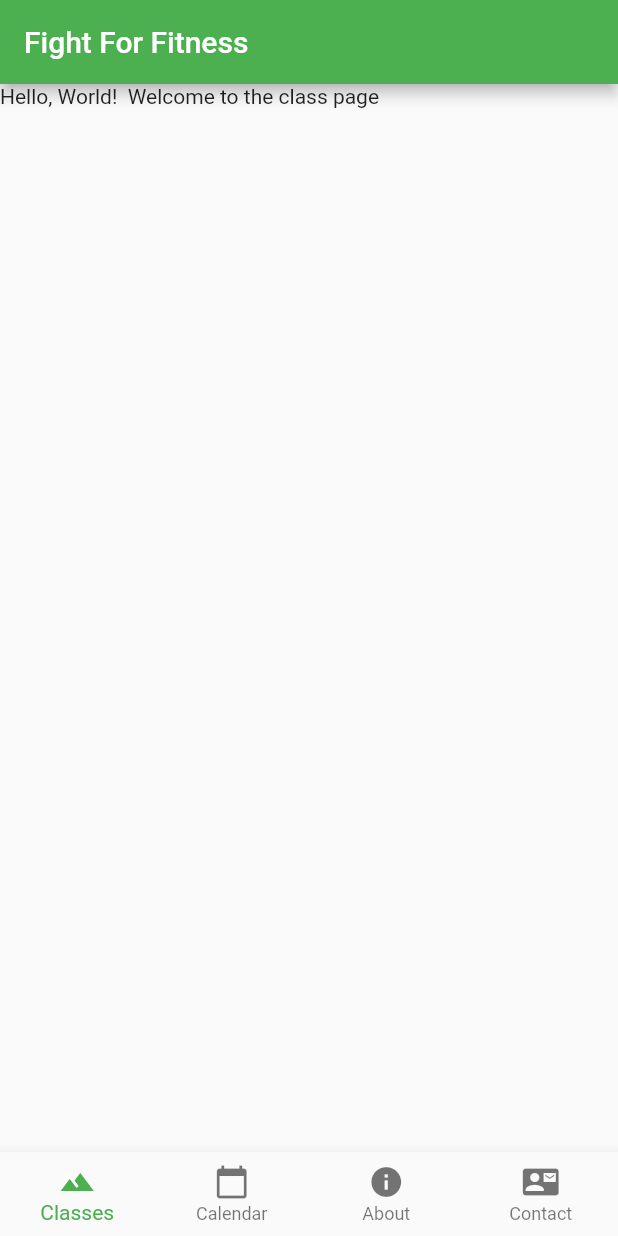
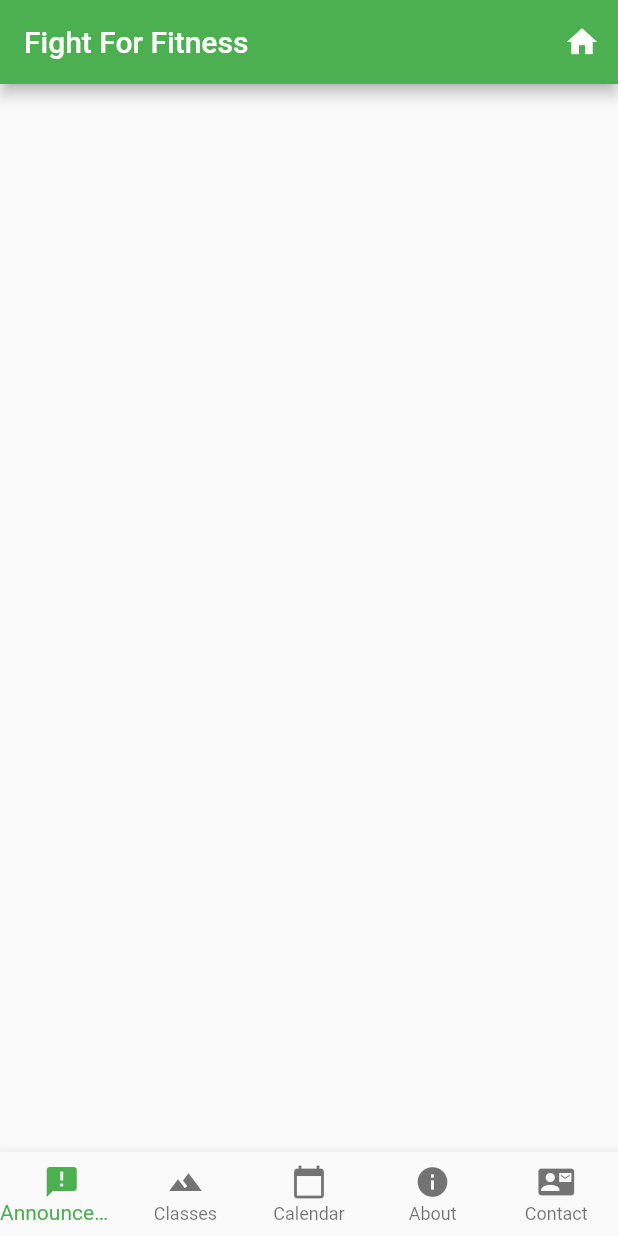
Before and after one commit to wowbob396/FightForFitness, a Flutter app: the screen it shows after launch, on a phone screen of 412 x 824 dp. Run offline on Flutter 3.47's test engine with Material 2 defaults, Android fonts, the phone set to English and light mode, and no system bars.

Commit message:
added home button pages and announcements page

```diff
--- a/lib/components/ClassPage.dart
+++ b/lib/components/ClassPage.dart
@@ -5,7 +5,13 @@ class ClassPage extends StatelessWidget {
   Widget build(BuildContext context) {
     // TODO: implement build
     return Scaffold(
-      body: Text("Hello, World!  Welcome to the class page"),
+      body: Center(
+        child: Card(
+          child: Column(
+
+          ),
+        ),
+      ),
     );
   }
 }
--- a/lib/main.dart
+++ b/lib/main.dart
@@ -1,6 +1,7 @@
 import 'package:flutter/material.dart';
 import 'components/ClassPage.dart';
 import 'components/CalendarPage.dart';
+import 'components/AnnouncementPage.dart';
 import 'components/AboutPage.dart';
 import 'components/ContactPage.dart';
 
@@ -17,18 +18,13 @@ class FightApp extends StatefulWidget {
 class _FightAppState extends State<FightApp> {
     int _selectedIndex = 0;
     final _pages = [
-      ClassPage(),
-      CalendarPage(),
-      AboutPage(),
-      ContactPage()
+      new ClassPage(),
+      new CalendarPage(),
+      new AboutPage(),
+      new ContactPage(),
+      new AnnouncementPage(),
     ];
 
-    final _widgetOptions = [
-      Text('Classes'),
-      Text('Calendar'),
-      Text('About'),
-      Text('Contact'),
-    ];
 
     /// build function to create the widget
     @override
@@ -42,13 +38,24 @@ class _FightAppState extends State<FightApp> {
       home: Scaffold(
         appBar: AppBar(
           title: Text("Fight For Fitness"),
-
+          actions: <Widget>[
+            IconButton(
+              disabledColor: Colors.white,
+              icon: Icon(Icons.home),
+              onPressed: () => {
+                setState(() {
+                  _selectedIndex = 0;
+                })
+              },
+            ),
+          ],
         ),
         body: _pages[_selectedIndex],
         bottomNavigationBar: BottomNavigationBar(
           type: BottomNavigationBarType.fixed,
           items:
           <BottomNavigationBarItem>  [
+            BottomNavigationBarItem(icon: Icon(Icons.announcement), title: Text("Announcements")),
             BottomNavigationBarItem(icon: Icon(Icons.filter_hdr),title: Text("Classes")),
             BottomNavigationBarItem(icon: Icon(Icons.calendar_today), title: Text("Calendar")),
             BottomNavigationBarItem(icon: Icon(Icons.info), title: Text("About")),
@@ -67,15 +74,4 @@ class _FightAppState extends State<FightApp> {
         _selectedIndex = index;
       });
     }
-
-    List<Widget> _buildPages() {
-      List<Widget> pages = [];
-      return pages;
-    }
-
-    Widget _buildClassPage() {
-      return Scaffold(
-
-      );
-    }
 }
```
Also changed, not shown: lib/components/AnnouncementPage.dart (added, +11 -0 lines).
